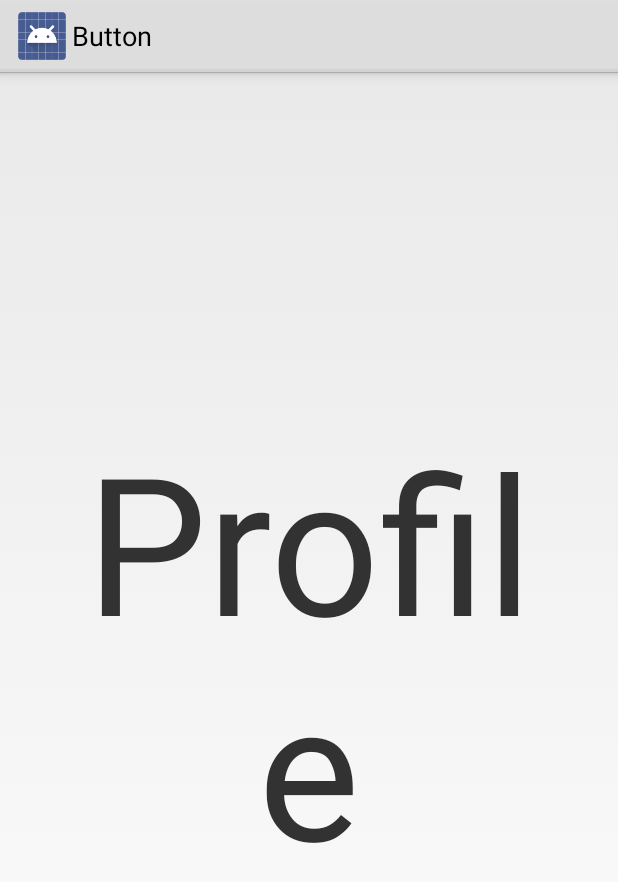
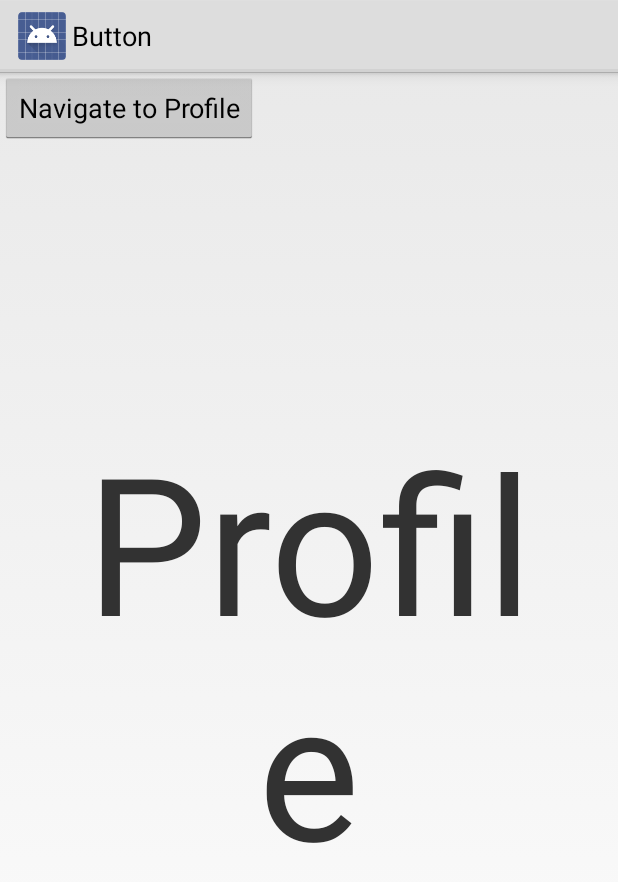
Before and after one commit to davidsnyder/button-android-experimental, an Android app: the fragment ProfileSectionFragment shown on its own in the app's theme, on a phone screen of 412 x 824 dp. Shown: the top 882 px of the screen. Run offline under Robolectric (Android 15) with nearby library versions, the light colour scheme and no system bars; 1 statement that could not run was skipped.

```diff
--- a/button/src/main/res/layout/fragment_collection_object.xml
+++ b/button/src/main/res/layout/fragment_collection_object.xml
@@ -13,7 +13,9 @@
   See the License for the specific language governing permissions and
   limitations under the License.
   -->
-
+<RelativeLayout xmlns:android="http://schemas.android.com/apk/res/android"
+                android:layout_width="match_parent"
+                android:layout_height="match_parent">
     <TextView xmlns:android="http://schemas.android.com/apk/res/android"
               android:id="@+id/text1"
               android:layout_width="match_parent"
@@ -21,3 +23,12 @@
               android:gravity="center"
               android:textSize="128sp"
               android:padding="32dp" />
+
+    <Button
+            android:id="@+id/button_profile"
+            android:layout_width="wrap_content"
+            android:layout_height="wrap_content"
+            android:layout_alignParentTop="true"
+            android:layout_alignParentLeft="true"
+            android:text="Navigate to Profile"/>
+</RelativeLayout>
```
Also changed, not shown: button/src/main/java/io/button/activity/MainActivity.java (+7 -12 lines). Lines whose indentation alone changed are shown as unchanged.
